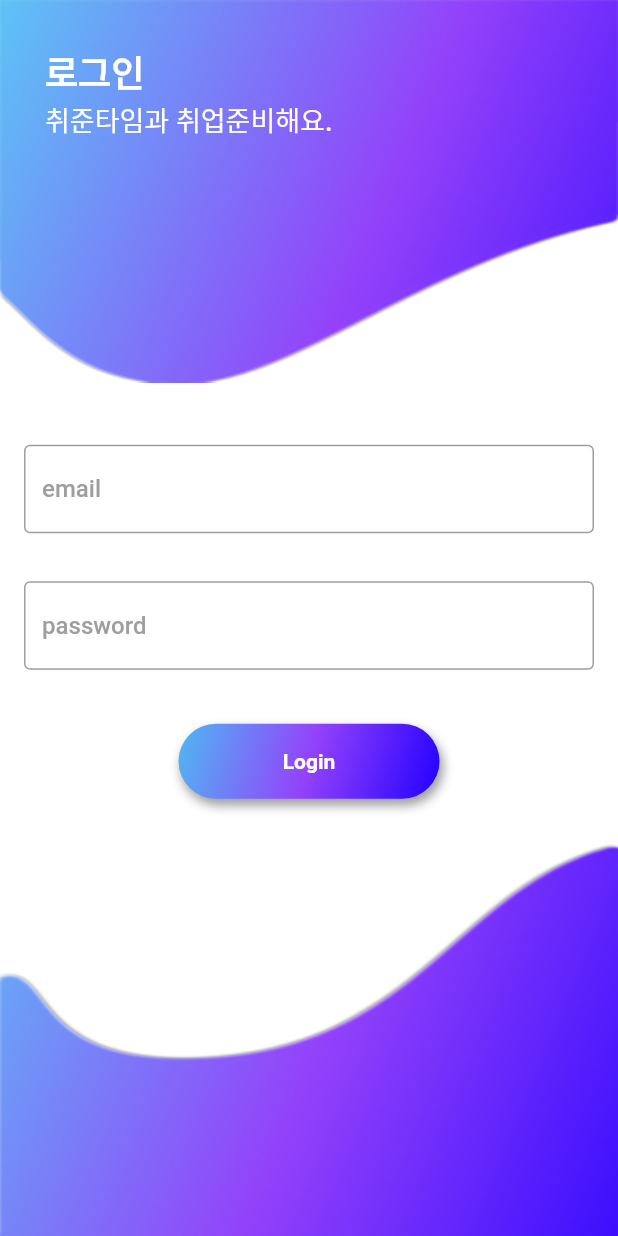
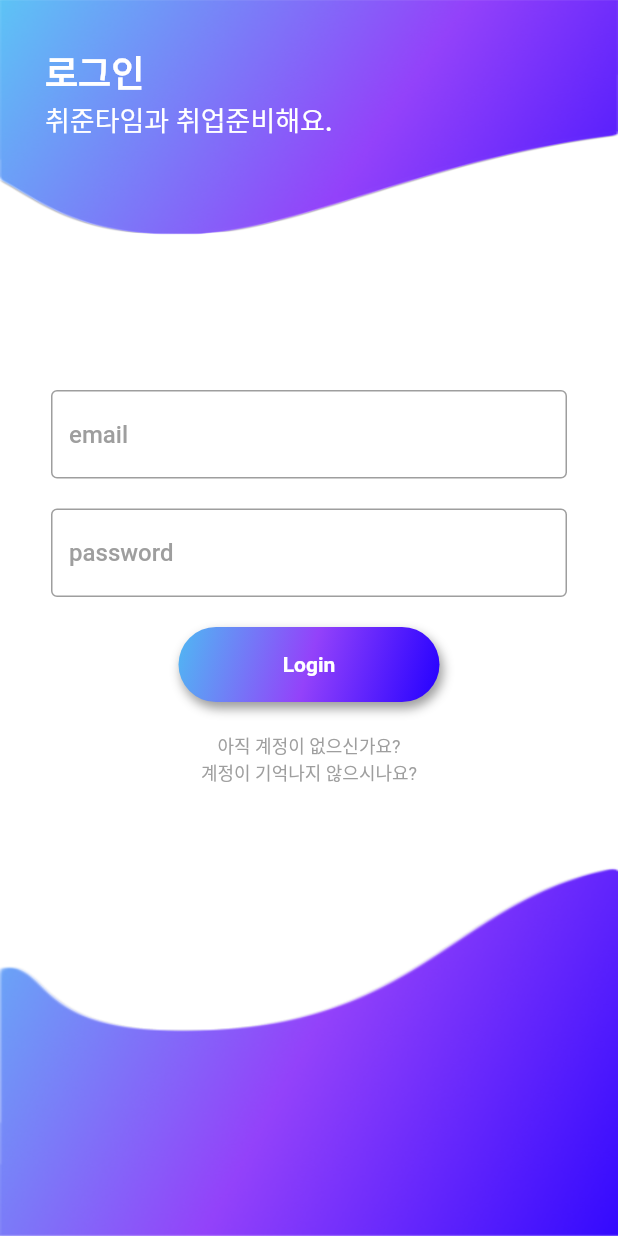
Before and after one commit to chwijunTime/ChwijunTimeAPP, a Flutter app: the screen it shows after launch, after a tap on "Login", on a phone screen of 412 x 824 dp. Run offline on Flutter 3.47's test engine with Material 2 defaults, Android fonts, the phone set to English and light mode, and no system bars; our stand-ins replace auto_size_text, carousel_slider, dio, geocoding, google_maps_flutter, retrofit; missing offline and left inert: json_serializable; generated files the repository leaves out were written again; network calls fail.

Commit message:
[UPDATE] LoginPage - postLogin

```diff
--- a/flutter_app/app_user/lib/screens/login_page.dart
+++ b/flutter_app/app_user/lib/screens/login_page.dart
@@ -1,5 +1,9 @@
+import 'package:app_user/model/member_login_dto.dart';
+import 'package:app_user/retrofit/retrofit_helper.dart';
+import 'package:app_user/screens/main_page.dart';
 import 'package:app_user/widgets/button.dart';
 import 'package:app_user/widgets/text_field.dart';
+import 'package:dio/dio.dart';
 import 'package:flutter/cupertino.dart';
 import 'package:flutter/material.dart';
 
@@ -12,6 +16,29 @@ class _LoginPageState extends State<LoginPage> {
   TextEditingController emailController = TextEditingController();
   TextEditingController passWordController = TextEditingController();
 
+  RetrofitHelper helper;
+
+  @override
+  void initState() {
+    super.initState();
+
+    Dio dio = Dio();
+    helper = RetrofitHelper(dio);
+  }
+
+  postLogin() async {
+    var res = await helper.postLogin(MemberLoginDTO(memberEmail: emailController.text, memberPassword: passWordController.text).toJson());
+    if (res.success) {
+      Navigator.pushNamedAndRemoveUntil(context, "/", (route) => false);
+    } else {
+      switch (res.msg) {
+        case "오잉" : {
+          print(res.msg);
+        }
+      }
+    }
+  }
+
   @override
   Widget build(BuildContext context) {
     return Scaffold(
@@ -21,15 +48,13 @@ class _LoginPageState extends State<LoginPage> {
           children: [
             Stack(
               children: [
-                Row(
-                  children: [
-                    Expanded(
-                        child: Image.asset(
+                Container(
+                    width: MediaQuery.of(context).size.width,
+                    height: 200,
+                    child: Image.asset(
                       "images/top.png",
-                      fit: BoxFit.fitWidth,
+                      fit: BoxFit.fill,
                     )),
-                  ],
-                ),
                 Padding(
                   padding: const EdgeInsets.all(30),
                   child: Column(
@@ -60,12 +85,18 @@ class _LoginPageState extends State<LoginPage> {
               child: Column(
                 mainAxisAlignment: MainAxisAlignment.center,
                 children: [
+                  SizedBox(
+                    height: 10,
+                  ),
                   Padding(
-                    padding: const EdgeInsets.all(16.0),
+                    padding: const EdgeInsets.only(right: 34.0, left: 34),
                     child: buildTextField("email", emailController),
                   ),
+                  SizedBox(
+                    height: 20,
+                  ),
                   Padding(
-                    padding: const EdgeInsets.all(16.0),
+                    padding: const EdgeInsets.only(right: 34, left: 34),
                     child: buildTextField("password", passWordController),
                   ),
                   SizedBox(
@@ -75,20 +106,38 @@ class _LoginPageState extends State<LoginPage> {
                       msg: "Login",
                       onPressed: () {
                         print("로그인");
+                        postLogin();
                       },
                       mode: 3),
+                  SizedBox(
+                    height: 20,
+                  ),
+                  GestureDetector(
+                      onTap: () {},
+                      child: Text(
+                        "아직 계정이 없으신가요?",
+                        style: TextStyle(color: Colors.grey,
+                        fontSize: 12,
+                        fontWeight: FontWeight.w400),
+                      )),
+                  GestureDetector(
+                      onTap: () {},
+                      child: Text(
+                        "계정이 기억나지 않으시나요?",
+                        style: TextStyle(color: Colors.grey,
+                            fontSize: 12,
+                            fontWeight: FontWeight.w400),
+                      )),
                 ],
               ),
             ),
-            Row(
-              children: [
-                Expanded(
-                    child: Image.asset(
-                  "images/bottom_2.png",
-                  fit: BoxFit.fitWidth,
-                )),
-              ],
-            )
+            Container(
+                width: MediaQuery.of(context).size.width,
+                height: 250,
+                child: Image.asset(
+                  "images/bottom.png",
+                  fit: BoxFit.fill,
+                ))
           ],
         ),
       ),
```
Also changed, not shown: flutter_app/app_user/images/bottom.png, flutter_app/app_user/images/top.png.
